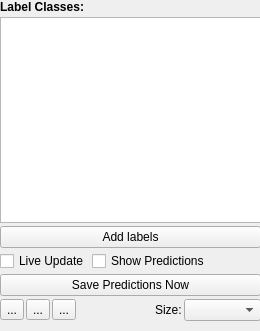
ilastik/ilastik, file applets/pixelClassification/labelingDrawer.ui: the form before one commit.
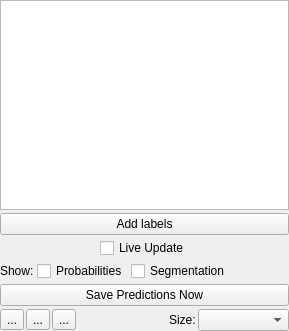
The form after the commit. Custom widgets are drawn as their Qt base class.

Commit message: Updated labelingDrawer.ui to last Friday's version.

What changed in the file:
```diff
--- a/applets/pixelClassification/labelingDrawer.ui
+++ b/applets/pixelClassification/labelingDrawer.ui
@@ -6,7 +6,7 @@
    <rect>
     <x>0</x>
     <y>0</y>
-    <width>260</width>
+    <width>289</width>
     <height>331</height>
    </rect>
   </property>
@@ -36,27 +36,14 @@
     <rect>
      <x>0</x>
      <y>0</y>
-     <width>261</width>
-     <height>321</height>
+     <width>289</width>
+     <height>331</height>
     </rect>
    </property>
    <layout class="QVBoxLayout" name="verticalLayout">
     <property name="spacing">
      <number>3</number>
     </property>
-    <item>
-     <widget class="QLabel" name="label">
-      <property name="sizePolicy">
-       <sizepolicy hsizetype="Preferred" vsizetype="Fixed">
-        <horstretch>0</horstretch>
-        <verstretch>0</verstretch>
-       </sizepolicy>
-      </property>
-      <property name="text">
-       <string>&lt;html&gt;&lt;head/&gt;&lt;body&gt;&lt;p&gt;&lt;span style=&quot; font-weight:600;&quot;&gt;Label Classes:&lt;/span&gt;&lt;/p&gt;&lt;/body&gt;&lt;/html&gt;</string>
-      </property>
-     </widget>
-    </item>
     <item>
      <widget class="LabelListView" name="labelListView">
       <property name="sizePolicy">
@@ -95,16 +82,65 @@
         </property>
        </widget>
       </item>
+     </layout>
+    </item>
+    <item>
+     <layout class="QHBoxLayout" name="horizontalLayout_4">
+      <item>
+       <widget class="QLabel" name="label">
+        <property name="sizePolicy">
+         <sizepolicy hsizetype="Maximum" vsizetype="Preferred">
+          <horstretch>0</horstretch>
+          <verstretch>0</verstretch>
+         </sizepolicy>
+        </property>
+        <property name="text">
+         <string>Show:</string>
+        </property>
+       </widget>
+      </item>
       <item>
        <widget class="QCheckBox" name="checkShowPredictions">
+        <property name="sizePolicy">
+         <sizepolicy hsizetype="Maximum" vsizetype="Fixed">
+          <horstretch>0</horstretch>
+          <verstretch>0</verstretch>
+         </sizepolicy>
+        </property>
         <property name="text">
-         <string>Show Predictions</string>
+         <string>Probabilities</string>
         </property>
         <property name="tristate">
          <bool>false</bool>
         </property>
        </widget>
       </item>
+      <item>
+       <widget class="QCheckBox" name="checkShowSegmentation">
+        <property name="sizePolicy">
+         <sizepolicy hsizetype="Maximum" vsizetype="Fixed">
+          <horstretch>0</horstretch>
+          <verstretch>0</verstretch>
+         </sizepolicy>
+        </property>
+        <property name="text">
+         <string>Segmentation</string>
+        </property>
+       </widget>
+      </item>
+      <item>
+       <spacer name="horizontalSpacer">
+        <property name="orientation">
+         <enum>Qt::Horizontal</enum>
+        </property>
+        <property name="sizeHint" stdset="0">
+         <size>
+          <width>40</width>
+          <height>20</height>
+         </size>
+        </property>
+       </spacer>
+      </item>
      </layout>
     </item>
     <item>
```
Left out of the diff: 8 changed lines with no effect on the pictures.
